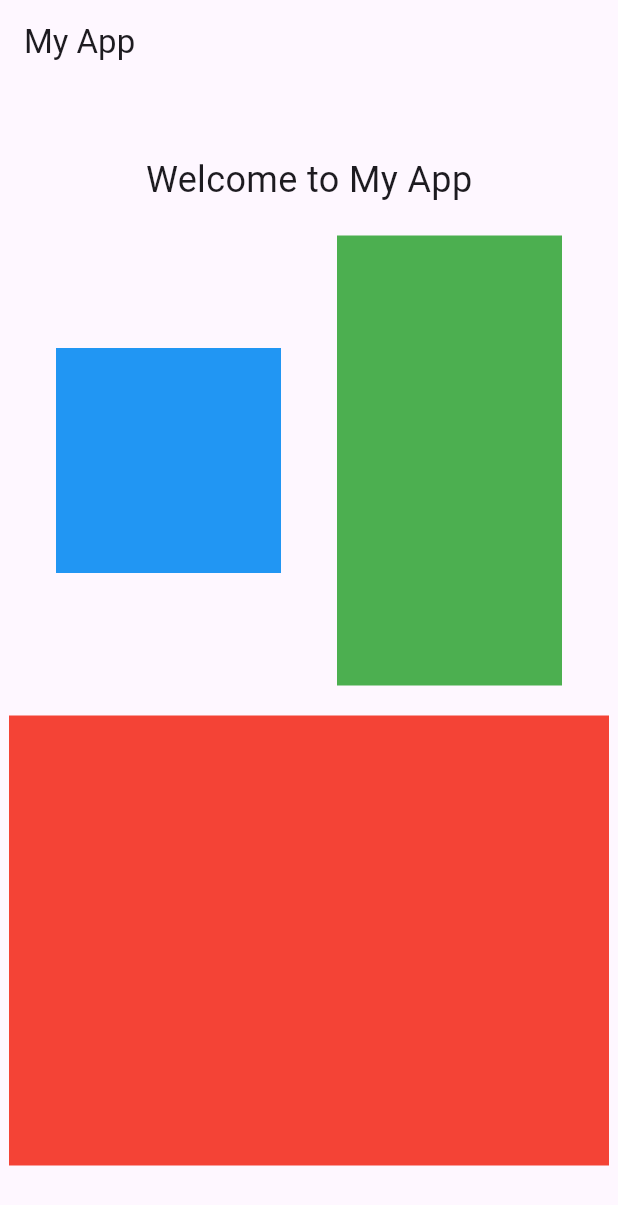
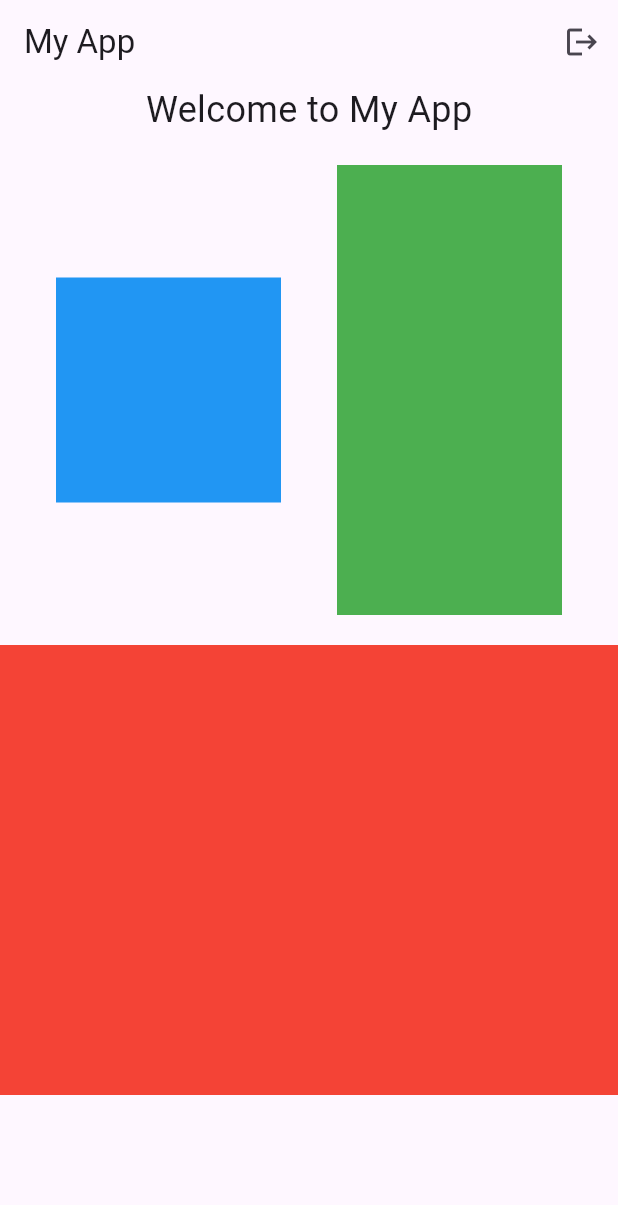
Before and after one commit to HJWongAtWork/gamuda_flutter_app, a Flutter app: the screen it shows after launch, on a phone screen of 412 x 824 dp. Shown: the top 1205 px of the screen. Run offline on Flutter 3.47's test engine with Material 3 defaults, Android fonts, the phone set to English and light mode, and no system bars.

Commit message:
Work in progress, need to add one more level of responsiveness and prepare a back-end integration for chart use.

```diff
--- a/lib/home_page.dart
+++ b/lib/home_page.dart
@@ -2,13 +2,23 @@ import 'package:flutter/material.dart';
 
 class HomePage extends StatelessWidget {
   const HomePage({super.key});
+
   @override
   Widget build(BuildContext context) {
     return Scaffold(
       appBar: AppBar(
         title: const Text('My App'),
+        actions: [
+          IconButton(
+            icon: const Icon(Icons.logout),
+            onPressed: () {
+              // Add your logout functionality here (e.g., show confirmation dialog)
+              print('Logout button pressed (placeholder)');
+            },
           ),
-      body: Center(
+        ],
+      ),
+      body: SingleChildScrollView(
         child: Column(
           mainAxisAlignment: MainAxisAlignment.center,
           children: [
@@ -20,30 +30,30 @@ class HomePage extends StatelessWidget {
             Row(
               mainAxisAlignment: MainAxisAlignment.spaceEvenly,
               children: [
-                Container(
+                Flexible(
+                  child: Container(
                     width: 150,
                     height: 150,
                     color: Colors.blue,
                     // Replace with your first chart widget
                   ),
-                Container(
+                ),
+                Flexible(
+                  child: Container(
                     width: 150,
                     height: 300,
                     color: Colors.green,
                     // Replace with your second chart widget
                   ),
+                ),
               ],
             ),
             const SizedBox(height: 20),
-            Row(
-              mainAxisAlignment: MainAxisAlignment.spaceEvenly,
-              children: [
             Container(
-                width: 400,
+              width: double.infinity, // Expands to full width
               height: 300,
               color: Colors.red,
-              ),
-              ]
+              // Replace with your chart widget
             ),
           ],
         ),
--- a/pubspec.yaml
+++ b/pubspec.yaml
@@ -9,7 +9,6 @@ environment:
 dependencies:
   flutter:
     sdk: flutter
-  firebase_core: ^3.8.1
 
 dev_dependencies:
   flutter_test:
```
Also changed, not shown: 4 other files. Lines whose indentation alone changed are shown as unchanged.
